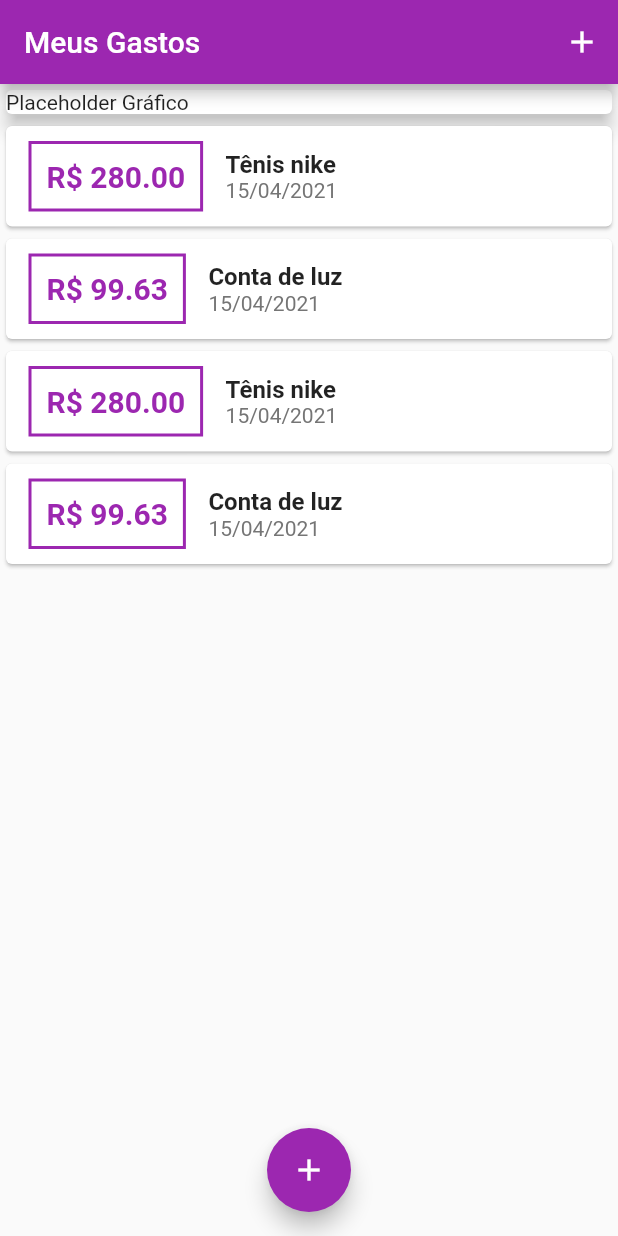
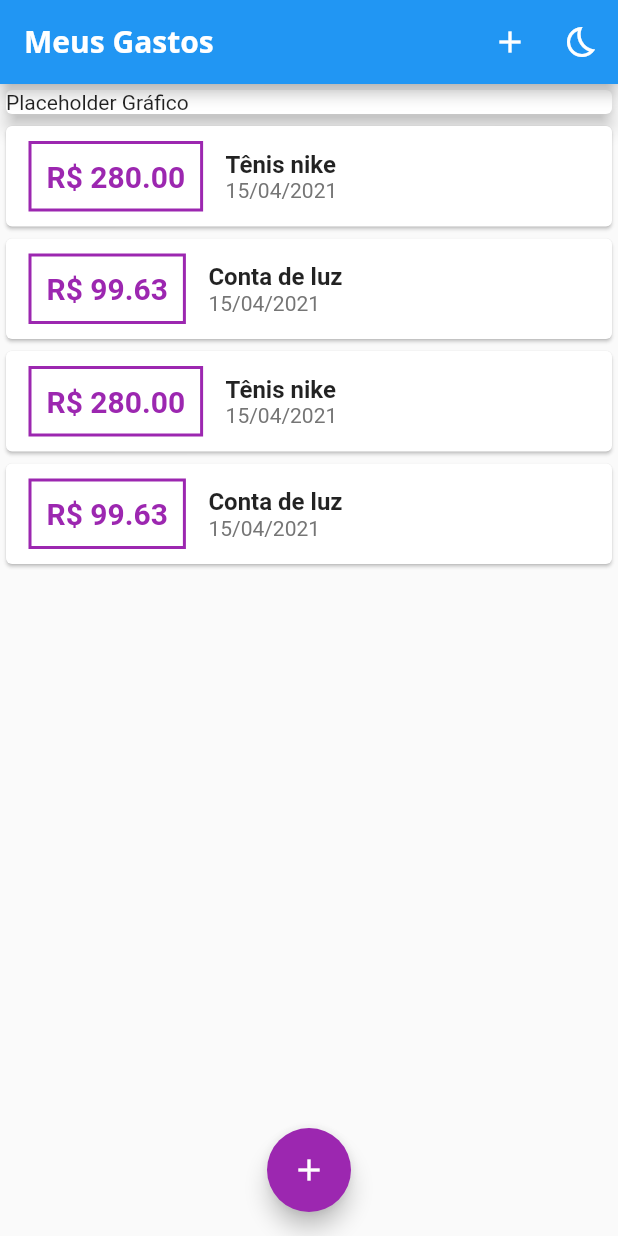
Before and after one commit to VConhariki/controle_de_gastos, a Flutter app: the screen it shows after launch, on a phone screen of 412 x 824 dp. Run offline on Flutter 3.47's test engine with Material 2 defaults, Android fonts, the phone set to English and light mode, and no system bars.

Commit message:
Alteração das Fontes

```diff
--- a/lib/main.dart
+++ b/lib/main.dart
@@ -3,11 +3,45 @@ import 'views/home.dart';
 
 void main() => runApp(ExpensesApp());
 
-class ExpensesApp extends StatelessWidget {
+class ExpensesApp extends StatefulWidget {
+  @override
+  _ExpensesAppState createState() => _ExpensesAppState();
+}
+
+class _ExpensesAppState extends State<ExpensesApp> {
+  bool isLight = true;
+  void _changeTheme(bool _isLight) {
+    setState(() {
+      isLight = !_isLight;
+    });
+  }
+
   @override
   Widget build(BuildContext context) {
     return MaterialApp(
-      home: Home(),
+      theme: isLight
+          ? ThemeData.light().copyWith(
+              appBarTheme: AppBarTheme(
+                textTheme: ThemeData.light().textTheme.copyWith(
+                      headline6: TextStyle(
+                          fontFamily: 'OpenSans',
+                          fontSize: 20,
+                          fontWeight: FontWeight.bold),
+                    ),
+              ),
+            )
+          : ThemeData.dark().copyWith(
+              appBarTheme: AppBarTheme(
+                textTheme: ThemeData.light().textTheme.copyWith(
+                      headline6: TextStyle(
+                        fontFamily: 'OpenSans',
+                        fontSize: 20,
+                        fontWeight: FontWeight.bold,
+                      ),
+                    ),
+              ),
+            ),
+      home: Home(_changeTheme),
     );
   }
 }
--- a/lib/views/home.dart
+++ b/lib/views/home.dart
@@ -5,11 +5,17 @@ import 'package:controle_de_gastos/models/transaction.dart';
 import 'package:flutter/material.dart';
 
 class Home extends StatefulWidget {
+  final Function _changeTheme;
+  Home(this._changeTheme);
   @override
-  _HomeState createState() => _HomeState();
+  _HomeState createState() => _HomeState(_changeTheme);
 }
 
 class _HomeState extends State<Home> {
+  bool _isLight = true;
+  final Function _changeTheme;
+  _HomeState(this._changeTheme);
+
   final _transactions = [
     Transaction(
       id: 't1',
@@ -78,11 +84,21 @@ class _HomeState extends State<Home> {
     return Scaffold(
       appBar: AppBar(
         title: Text('Meus Gastos'),
-        backgroundColor: Colors.purple,
+        // backgroundColor: Colors.purple,
         actions: [
           IconButton(
             icon: Icon(Icons.add),
             onPressed: () => _openTransactionFormModal(context),
+            color: Colors.white,
+          ),
+          IconButton(
+            icon: _isLight
+                ? Icon(Icons.bedtime_outlined)
+                : Icon(Icons.wb_sunny_outlined),
+            onPressed: () {
+              _changeTheme(_isLight);
+              _isLight = !_isLight;
+            },
             color: Colors.white,
           ),
         ],
```
Also changed, not shown: pubspec.yaml (+11 -11 lines), assets/fonts/OpenSans-Bold.ttf (added), assets/fonts/OpenSans-Regular.ttf (added), assets/fonts/Quicksand-Bold.ttf (added), assets/fonts/Quicksand-Light.ttf (added), assets/fonts/Quicksand-Medium.ttf (added), assets/fonts/Quicksand-Regular.ttf (added).
